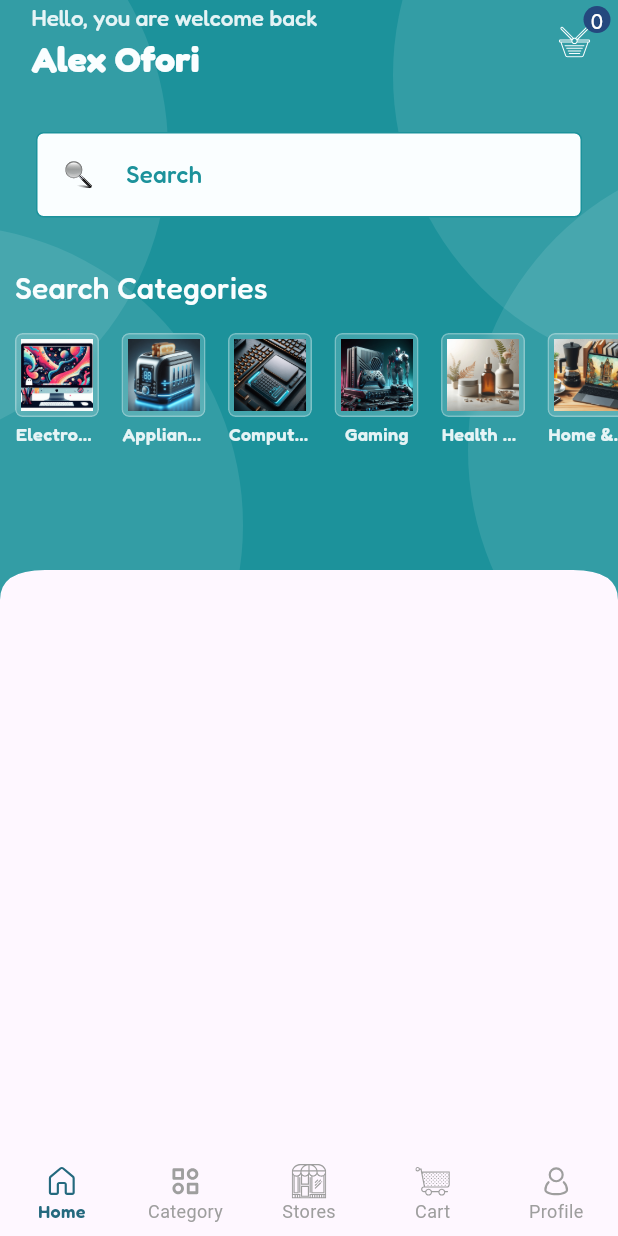
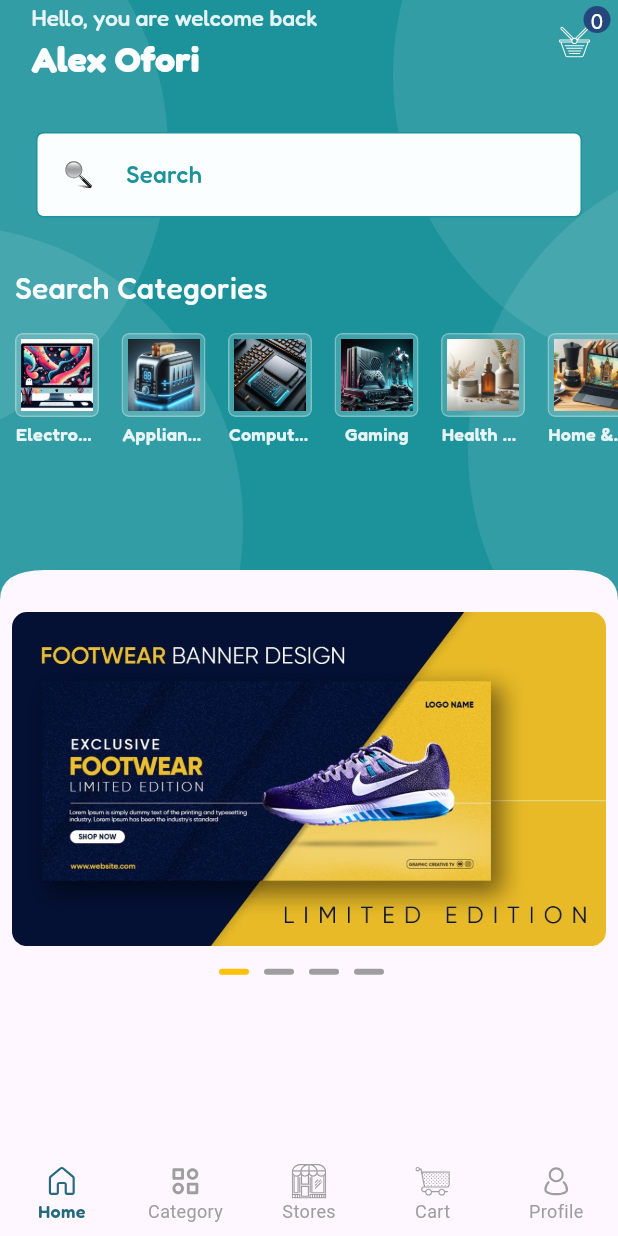
Before and after one commit to kobbycode/kstore, a Flutter app: the screen it shows after launch, on a phone screen of 412 x 824 dp. Run offline on Flutter 3.47's test engine with Material 3 defaults, Android fonts, the phone set to English and light mode, and no system bars; drawn by our look-alikes of carousel_slider; our stand-ins replace flutter_svg, get, google_fonts.

Commit message:
carousel slider has been added for the home screen

```diff
--- /dev/null
+++ b/lib/common/controllers/home_controllers.dart
@@ -0,0 +1,11 @@
+import 'package:get/get.dart';
+
+class HomeController extends GetxController {
+  static HomeController get instance => Get.find();
+
+  final carouselCurrentIndex = 0.obs;
+
+  void updatePageIndicator(index) {
+    carouselCurrentIndex.value = index;
+  }
+}
--- /dev/null
+++ b/lib/common/widgets/carousel_rounded_image.dart
@@ -0,0 +1,57 @@
+import 'package:flutter/material.dart';
+
+class CarouselRoundedImage extends StatelessWidget {
+  final double? height, width;
+  final double borderRadius;
+  final String imageUrl;
+  final bool applyImageRadius;
+  final BoxBorder? border;
+  final Color backgroundColor;
+  final BoxFit? fit;
+  final EdgeInsetsGeometry? padding;
+  final bool isNetworkImage;
+  final VoidCallback? onPress;
+
+  const CarouselRoundedImage({
+    super.key,
+    this.height,
+    this.width,
+    required this.imageUrl,
+    this.applyImageRadius = true,
+    this.border,
+    this.backgroundColor = Colors.white,
+    this.fit,
+    this.padding,
+    this.isNetworkImage = false,
+    this.onPress,
+    this.borderRadius = 10,
+  });
+
+  @override
+  Widget build(BuildContext context) {
+    return GestureDetector(
+      onDoubleTap: onPress,
+      child: Container(
+        width: width,
+        height: height,
+        padding: padding,
+        decoration: BoxDecoration(
+          border: border,
+          color: backgroundColor,
+          borderRadius: BorderRadius.circular(borderRadius),
+        ),
+        child: ClipRRect(
+          borderRadius: applyImageRadius
+              ? BorderRadiusDirectional.circular(borderRadius)
+              : BorderRadius.zero,
+          child: Image(
+            image: isNetworkImage
+                ? NetworkImage(imageUrl)
+                : AssetImage(imageUrl) as ImageProvider,
+            fit: fit,
+          ),
+        ),
+      ),
+    );
+  }
+}
--- /dev/null
+++ b/lib/common/widgets/carousel_slider.dart
@@ -0,0 +1,68 @@
+import 'package:carousel_slider/carousel_slider.dart';
+import 'package:flutter/material.dart';
+import 'package:get/get.dart';
+import 'package:kobby_store/common/controllers/home_controllers.dart';
+import 'package:kobby_store/common/widgets/carousel_rounded_image.dart';
+import 'package:kobby_store/common/widgets/custom_circles.dart';
+
+class PromoCarousel extends StatelessWidget {
+  const PromoCarousel({
+    super.key,
+  });
+
+  @override
+  Widget build(BuildContext context) {
+    final controller = Get.put(HomeController());
+
+    return Column(
+      children: [
+        CarouselSlider(
+          items: const [
+            CarouselRoundedImage(
+              imageUrl: 'images/banners/banner1.jpg',
+            ),
+            CarouselRoundedImage(
+              imageUrl: 'images/banners/banner2.jpg',
+            ),
+            CarouselRoundedImage(
+              imageUrl: 'images/banners/banner3.jpg',
+            ),
+            CarouselRoundedImage(
+              imageUrl: 'images/banners/banner4.jpg',
+            ),
+          ],
+          options: CarouselOptions(
+            onPageChanged: (index, _) => controller.updatePageIndicator(index),
+            viewportFraction: 1,
+            enlargeCenterPage: true,
+            aspectRatio: 16 / 9,
+            autoPlay: true,
+            autoPlayInterval: const Duration(seconds: 3),
+            autoPlayAnimationDuration: const Duration(seconds: 1),
+          ),
+        ),
+        const SizedBox(
+          height: 15,
+        ),
+        Center(
+          child: Obx(
+            () => Row(
+              mainAxisAlignment: MainAxisAlignment.center,
+              children: [
+                for (int i = 0; i < 4; i++)
+                  CircularContainer(
+                    height: 4,
+                    width: 20,
+                    margin: const EdgeInsets.only(right: 10),
+                    color: controller.carouselCurrentIndex.value == i
+                        ? Colors.amber
+                        : Colors.grey,
+                  ),
+              ],
+            ),
+          ),
+        ),
+      ],
+    );
+  }
+}
--- a/lib/common/widgets/custom_circles.dart
+++ b/lib/common/widgets/custom_circles.dart
@@ -7,6 +7,7 @@ class CircularContainer extends StatelessWidget {
   final double? radius;
   final Color? color;
   final Widget? child;
+  final EdgeInsets? margin;
   const CircularContainer({
     super.key,
     this.width = 400,
@@ -15,6 +16,7 @@ class CircularContainer extends StatelessWidget {
     this.color = Colors.white,
     this.child,
     this.radius = 400,
+    this.margin,
   });
 
   @override
@@ -22,6 +24,7 @@ class CircularContainer extends StatelessWidget {
     return Container(
       width: width,
       height: height,
+      margin: margin,
       padding: EdgeInsets.all(padding),
       decoration: BoxDecoration(
         borderRadius: BorderRadius.circular(radius!),
--- a/lib/mainscreens/categories_page.dart
+++ b/lib/mainscreens/categories_page.dart
@@ -1,8 +1,6 @@
 import 'package:flutter/material.dart';
 import 'package:flutter_svg/svg.dart';
 import 'package:google_fonts/google_fonts.dart';
-import 'package:kobby_store/categories/electronics.dart';
-import 'package:kobby_store/common/images/category_image.dart';
 import 'package:kobby_store/common/widgets/search_container.dart';
 import 'package:kobby_store/mainscreens/appliances_screen.dart';
 import 'package:kobby_store/mainscreens/computing_screen.dart';
@@ -135,7 +133,10 @@ class _CategoriesPageState extends State<CategoriesPage> {
                   elevation: 0,
                   highlightElevation: 0,
                   backgroundColor: Colors.transparent,
-                  child: SvgPicture.asset('images/icons/arrowDown.svg'),
+                  child: SvgPicture.asset(
+                    'images/icons/arrowDown.svg',
+                    color: Colors.black,
+                  ),
                 ),
               ),
             ),
@@ -180,7 +181,7 @@ class _CategoriesPageState extends State<CategoriesPage> {
                     style: GoogleFonts.fredoka(
                       fontSize: 12,
                       fontWeight: FontWeight.w700,
-                      color: Colors.blueGrey,
+                      color: Colors.blueGrey.shade500,
                       letterSpacing: 0.8,
                     ),
                     maxLines: 1,
--- a/lib/mainscreens/home.dart
+++ b/lib/mainscreens/home.dart
@@ -1,6 +1,7 @@
 import 'package:flutter/material.dart';
 import 'package:flutter_svg/svg.dart';
 import 'package:kobby_store/common/images/category_image.dart';
+import 'package:kobby_store/common/widgets/carousel_slider.dart';
 import 'package:kobby_store/common/widgets/category_vertical_image_text.dart';
 import 'package:kobby_store/common/widgets/curved_edged_widget.dart';
 import 'package:kobby_store/common/widgets/home_app_bar.dart';
@@ -85,7 +86,11 @@ class _HomePageState extends State<HomePage> {
                   )
                 ],
               ),
-            )
+            ),
+            const Padding(
+              padding: EdgeInsets.all(8.0),
+              child: PromoCarousel(),
+            ),
           ],
         ),
       ),
--- a/lib/utilities/utilities.dart
+++ b/lib/utilities/utilities.dart
@@ -23,16 +23,16 @@ List<String> electronics = [
 ];
 
 List<String> appliances = [
-  'Fruit Juicer',
-  'Fridge',
-  'Microwave',
+  'Fruit Juicers',
+  'Refrigerators',
+  'Microwaves',
   'Standing Fun',
-  'Rice Cooker',
-  'Washing Machine',
+  'Rice Cookers',
+  'Washing Machines',
   'Iron',
-  'Whisker',
-  'Blender',
-  'other',
+  'Whiskers',
+  'Blenders',
+  'More',
 ];
 
 List<String> healthBeauty = [
@@ -42,13 +42,13 @@ List<String> healthBeauty = [
   'Fragrance',
   'Antiseptics',
   'Hair Straighteners',
-  'Body Lotion',
+  'Make UP',
   'Roll On',
   'Tooth Paste',
   'Hair Trimmer',
   'Bathing Soap',
   'kids',
-  'other',
+  'More',
 ];
 
 List<String> homeOffice = [
@@ -63,7 +63,7 @@ List<String> homeOffice = [
   'Air Fresheners',
   'Napkins',
   'Towels',
-  'other',
+  'More',
 ];
 
 List<String> computing = [
@@ -77,7 +77,7 @@ List<String> computing = [
   'Sound Cards',
   'External Drives',
   'Flash Drives',
-  'other',
+  'More',
 ];
 
 List<String> gaming = [
@@ -86,5 +86,5 @@ List<String> gaming = [
   'PS4',
   'XBOX ONE Controller',
   'PSP',
-  'Other',
+  'More',
 ];
--- a/pubspec.yaml
+++ b/pubspec.yaml
@@ -28,10 +28,12 @@ environment:
 # the latest version available on pub.dev. To see which dependencies have newer
 # versions available, run `flutter pub outdated`.
 dependencies:
+  carousel_slider: ^4.2.1
   cupertino_icons: ^1.0.2
   flutter:
     sdk: flutter
   flutter_svg: null
+  get: ^4.6.6
   google_fonts: ^6.1.0
 
 dev_dependencies:
@@ -61,6 +63,7 @@ flutter:
     - images/icons/
     - images/category/
     - images/try/
+    - images/banners/
   # An image asset can refer to one or more resolution-specific "variants", see
   # https://flutter.dev/assets-and-images/#resolution-aware
   # For details regarding adding assets from package dependencies, see
```
Also changed, not shown: images/banners/banner1.jpeg (added), images/banners/banner1.jpg (added), images/banners/banner2.jpg (added), images/banners/banner3.jpg (added), images/banners/banner4.jpeg (added), images/banners/banner4.jpg (added), images/healthBeauty/healthBeauty6.jpg, pubspec.lock.
